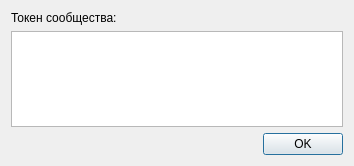
Before: the Qt Designer form dialogs/dialogtoken.ui in iEPCBM/AMS-Rufina, drawn with Qt 5.
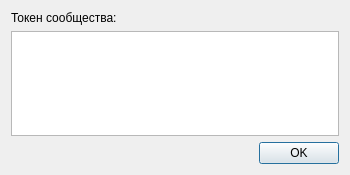
After: the same form once the commit is applied.

Patch:
```diff
--- a/dialogs/dialogtoken.ui
+++ b/dialogs/dialogtoken.ui
@@ -6,20 +6,20 @@
    <rect>
     <x>0</x>
     <y>0</y>
-    <width>354</width>
-    <height>166</height>
+    <width>350</width>
+    <height>175</height>
    </rect>
   </property>
   <property name="minimumSize">
    <size>
-    <width>354</width>
-    <height>166</height>
+    <width>350</width>
+    <height>175</height>
    </size>
   </property>
   <property name="maximumSize">
    <size>
-    <width>354</width>
-    <height>166</height>
+    <width>350</width>
+    <height>175</height>
    </size>
   </property>
   <property name="windowTitle">
```
